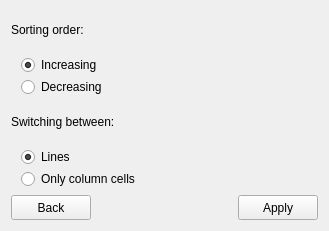
Old version of the form DataPlot/sortoptions.ui in the repository AdelKS/ZeGrapher.
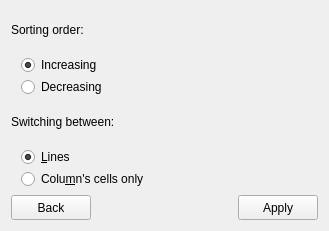
New version of the form.

```diff
--- a/DataPlot/sortoptions.ui
+++ b/DataPlot/sortoptions.ui
@@ -127,7 +127,7 @@
          <item>
           <widget class="QRadioButton" name="swapRows">
            <property name="text">
-            <string>Lines</string>
+            <string>&amp;Lines</string>
            </property>
            <property name="checked">
             <bool>true</bool>
@@ -140,7 +140,7 @@
          <item>
           <widget class="QRadioButton" name="swapCells">
            <property name="text">
-            <string>Only column cells</string>
+            <string>Colu&amp;mn's cells only</string>
            </property>
            <attribute name="buttonGroup">
             <string notr="true">buttonGroup</string>
```
